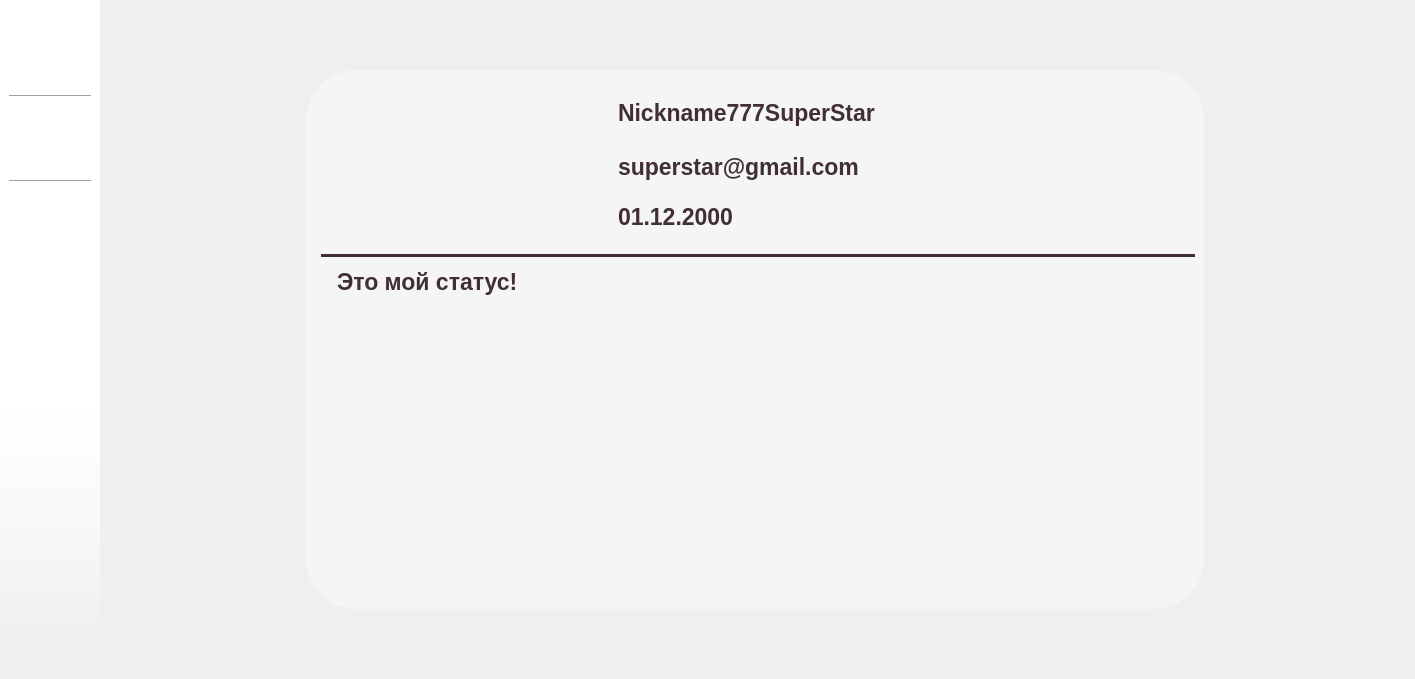
The window that lab3/LinkDove/mainwidget.ui (ElizavetaPa17/LinkDove) describes before a commit, drawn with Qt 5.
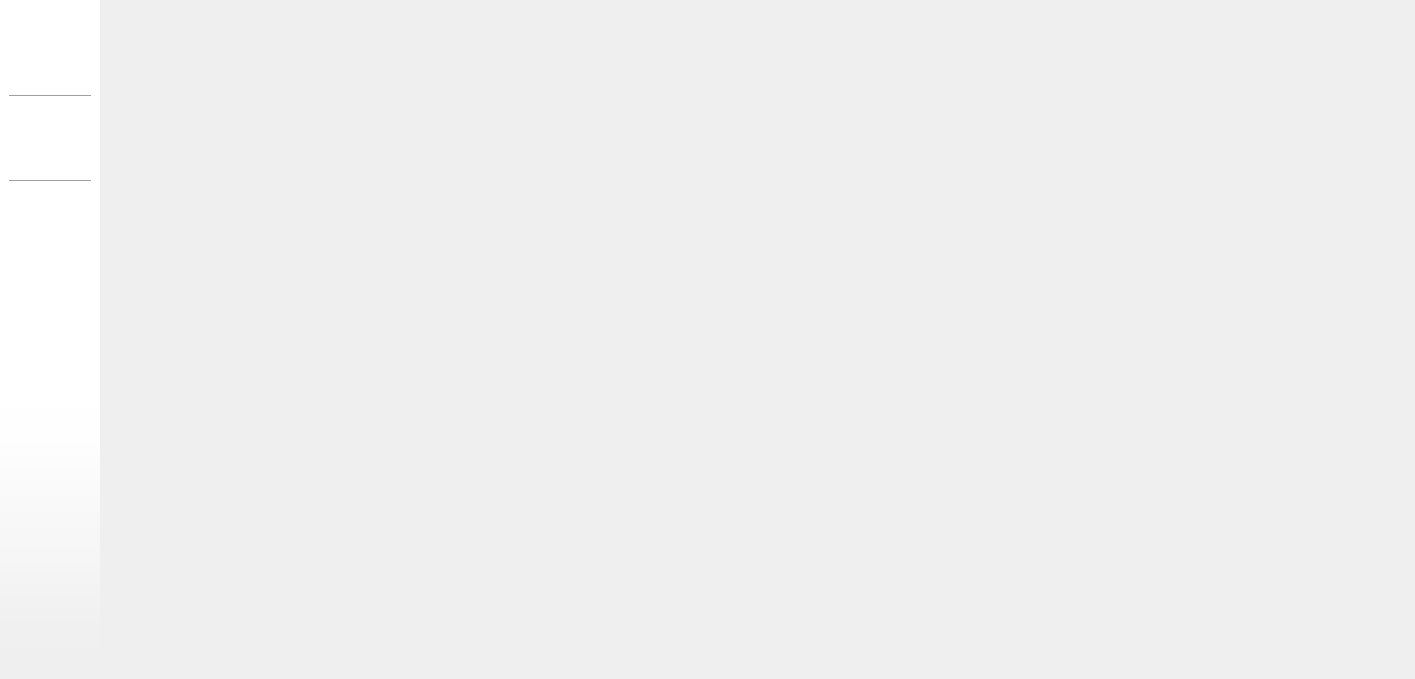
The same window after the commit. The open tabs and pages were chosen to show the change. Icons and pictures are not drawn. Custom widgets are drawn as their Qt base class.

Commit message: split mainwidget class into settingwidget and profilewidget

```diff
--- a/lab3/LinkDove/mainwidget.ui
+++ b/lab3/LinkDove/mainwidget.ui
@@ -190,9 +190,6 @@
    </item>
    <item>
     <widget class="QStackedWidget" name="stackedWidget">
-     <property name="styleSheet">
-      <string notr="true"/>
-     </property>
      <widget class="QWidget" name="pageEmpty">
       <layout class="QGridLayout" name="gridLayout">
        <item row="0" column="0">
@@ -225,324 +222,10 @@
         <number>70</number>
        </property>
        <item row="0" column="0">
-        <widget class="QFrame" name="frame">
-         <property name="maximumSize">
-          <size>
-           <width>900</width>
-           <height>16777215</height>
-          </size>
-         </property>
+        <widget class="ProfileWidget" name="profileWidget" native="true">
          <property name="styleSheet">
-          <string notr="true">QFrame {
-	background-color: rgb(245, 245, 245);
-	border-radius: 51;
-}</string>
+          <string notr="true"/>
          </property>
-         <property name="frameShape">
-          <enum>QFrame::StyledPanel</enum>
-         </property>
-         <property name="frameShadow">
-          <enum>QFrame::Raised</enum>
-         </property>
-         <layout class="QGridLayout" name="gridLayout_3">
-          <item row="1" column="1" colspan="2">
-           <widget class="Line" name="line_3">
-            <property name="font">
-             <font>
-              <bold>false</bold>
-             </font>
-            </property>
-            <property name="styleSheet">
-             <string notr="true">background-color: rgb(65, 47, 50);</string>
-            </property>
-            <property name="frameShadow">
-             <enum>QFrame::Sunken</enum>
-            </property>
-            <property name="orientation">
-             <enum>Qt::Horizontal</enum>
-            </property>
-           </widget>
-          </item>
-          <item row="0" column="1">
-           <widget class="QLabel" name="profileIconLabel">
-            <property name="sizePolicy">
-             <sizepolicy hsizetype="Preferred" vsizetype="Preferred">
-              <horstretch>2</horstretch>
-              <verstretch>1</verstretch>
-             </sizepolicy>
-            </property>
-            <property name="minimumSize">
-             <size>
-              <width>0</width>
-              <height>0</height>
-             </size>
-            </property>
-            <property name="maximumSize">
-             <size>
-              <width>300</width>
-              <height>300</height>
-             </size>
-            </property>
-            <property name="text">
-             <string/>
-            </property>
-            <property name="pixmap">
-             <pixmap>:/resources/main_profile_icon.png</pixmap>
-            </property>
-            <property name="scaledContents">
-             <bool>true</bool>
-            </property>
-            <property name="alignment">
-             <set>Qt::AlignCenter</set>
-            </property>
-           </widget>
-          </item>
-          <item row="0" column="0">
-           <widget class="QWidget" name="widget_3" native="true"/>
-          </item>
-          <item row="2" column="1" colspan="2">
-           <widget class="QLabel" name="textStatusLabel">
-            <property name="sizePolicy">
-             <sizepolicy hsizetype="Preferred" vsizetype="Preferred">
-              <horstretch>0</horstretch>
-              <verstretch>2</verstretch>
-             </sizepolicy>
-            </property>
-            <property name="minimumSize">
-             <size>
-              <width>0</width>
-              <height>200</height>
-             </size>
-            </property>
-            <property name="maximumSize">
-             <size>
-              <width>900</width>
-              <height>16777215</height>
-             </size>
-            </property>
-            <property name="font">
-             <font>
-              <pointsize>17</pointsize>
-              <italic>false</italic>
-              <bold>true</bold>
-             </font>
-            </property>
-            <property name="styleSheet">
-             <string notr="true">QLabel {
-	color: rgb(65, 47, 50);
-	padding-left: 10px;
-}</string>
-            </property>
-            <property name="text">
-             <string>Это мой статус!</string>
-            </property>
-            <property name="alignment">
-             <set>Qt::AlignLeading|Qt::AlignLeft|Qt::AlignTop</set>
-            </property>
-           </widget>
-          </item>
-          <item row="0" column="2">
-           <widget class="QWidget" name="widget_2" native="true">
-            <property name="sizePolicy">
-             <sizepolicy hsizetype="Preferred" vsizetype="Preferred">
-              <horstretch>5</horstretch>
-              <verstretch>1</verstretch>
-             </sizepolicy>
-            </property>
-            <layout class="QGridLayout" name="gridLayout_5">
-             <property name="leftMargin">
-              <number>30</number>
-             </property>
-             <property name="rightMargin">
-              <number>3</number>
-             </property>
-             <item row="0" column="2">
-              <spacer name="horizontalSpacer">
-               <property name="orientation">
-                <enum>Qt::Horizontal</enum>
-               </property>
-               <property name="sizeHint" stdset="0">
-                <size>
-                 <width>40</width>
-                 <height>20</height>
-                </size>
-               </property>
-              </spacer>
-             </item>
-             <item row="0" column="0">
-              <widget class="QLabel" name="cardIconLabel">
-               <property name="maximumSize">
-                <size>
-                 <width>70</width>
-                 <height>50</height>
-                </size>
-               </property>
-               <property name="text">
-                <string/>
-               </property>
-               <property name="pixmap">
-                <pixmap>:/resources/profile_card_icon.png</pixmap>
-               </property>
-               <property name="scaledContents">
-                <bool>true</bool>
-               </property>
-              </widget>
-             </item>
-             <item row="2" column="3" rowspan="2">
-              <spacer name="verticalSpacer_2">
-               <property name="orientation">
-                <enum>Qt::Vertical</enum>
-               </property>
-               <property name="sizeHint" stdset="0">
-                <size>
-                 <width>20</width>
-                 <height>40</height>
-                </size>
-               </property>
-              </spacer>
-             </item>
-             <item row="2" column="1">
-              <widget class="QLabel" name="emailLabel">
-               <property name="maximumSize">
-                <size>
-                 <width>350</width>
-                 <height>50</height>
-                </size>
-               </property>
-               <property name="font">
-                <font>
-                 <pointsize>17</pointsize>
-                 <italic>false</italic>
-                 <bold>true</bold>
-                </font>
-               </property>
-               <property name="styleSheet">
-                <string notr="true">QLabel {
-	color: rgb(65, 47, 50);}</string>
-               </property>
-               <property name="text">
-                <string>superstar@gmail.com</string>
-               </property>
-              </widget>
-             </item>
-             <item row="0" column="1">
-              <widget class="QLabel" name="usernameLabel">
-               <property name="maximumSize">
-                <size>
-                 <width>350</width>
-                 <height>50</height>
-                </size>
-               </property>
-               <property name="font">
-                <font>
-                 <pointsize>17</pointsize>
-                 <italic>false</italic>
-                 <bold>true</bold>
-                </font>
-               </property>
-               <property name="styleSheet">
-                <string notr="true">QLabel {
-	color: rgb(65, 47, 50);}</string>
-               </property>
-               <property name="text">
-                <string>Nickname777SuperStar</string>
-               </property>
-              </widget>
-             </item>
-             <item row="3" column="1">
-              <widget class="QLabel" name="birthdayLabel">
-               <property name="maximumSize">
-                <size>
-                 <width>350</width>
-                 <height>50</height>
-                </size>
-               </property>
-               <property name="font">
-                <font>
-                 <pointsize>17</pointsize>
-                 <italic>false</italic>
-                 <bold>true</bold>
-                </font>
-               </property>
-               <property name="styleSheet">
-                <string notr="true">QLabel {
-	color: rgb(65, 47, 50);}</string>
-               </property>
-               <property name="text">
-                <string>01.12.2000</string>
-               </property>
-              </widget>
-             </item>
-             <item row="2" column="0">
-              <widget class="QLabel" name="envelopeIconLabel">
-               <property name="maximumSize">
-                <size>
-                 <width>70</width>
-                 <height>50</height>
-                </size>
-               </property>
-               <property name="text">
-                <string/>
-               </property>
-               <property name="pixmap">
-                <pixmap>:/resources/profile_envelope_icon.png</pixmap>
-               </property>
-               <property name="scaledContents">
-                <bool>true</bool>
-               </property>
-              </widget>
-             </item>
-             <item row="3" column="0">
-              <widget class="QLabel" name="calendarIconLabel">
-               <property name="maximumSize">
-                <size>
-                 <width>70</width>
-                 <height>50</height>
-                </size>
-               </property>
-               <property name="text">
-                <string/>
-               </property>
-               <property name="pixmap">
-                <pixmap>:/resources/profile_calendar_icon.png</pixmap>
-               </property>
-               <property name="scaledContents">
-                <bool>true</bool>
-               </property>
-              </widget>
-             </item>
-             <item row="0" column="3">
-              <widget class="ClickableLabel" name="editIconLabel">
-               <property name="minimumSize">
-                <size>
-                 <width>50</width>
-                 <height>50</height>
-                </size>
-               </property>
-               <property name="maximumSize">
-                <size>
-                 <width>50</width>
-                 <height>50</height>
-                </size>
-               </property>
-               <property name="cursor">
-                <cursorShape>PointingHandCursor</cursorShape>
-               </property>
-               <property name="text">
-                <string/>
-               </property>
-               <property name="pixmap">
-                <pixmap>:/resources/profile_edit_icon.png</pixmap>
-               </property>
-               <property name="scaledContents">
-                <bool>true</bool>
-               </property>
-              </widget>
-             </item>
-            </layout>
-           </widget>
-          </item>
-         </layout>
         </widget>
        </item>
       </layout>
@@ -926,6 +609,18 @@
    <extends>QLabel</extends>
    <header>clickablelabel.h</header>
   </customwidget>
+  <customwidget>
+   <class>ProfileWidget</class>
+   <extends>QWidget</extends>
+   <header>profilewidget.h</header>
+   <container>1</container>
+  </customwidget>
+  <customwidget>
+   <class>SettingWidget</class>
+   <extends>QWidget</extends>
+   <header>settingwidget.h</header>
+   <container>1</container>
+  </customwidget>
  </customwidgets>
  <resources/>
  <connections/>
```
Left out of the diff: 269 changed lines with no effect on the pictures. The commit also changes 17 other files.
